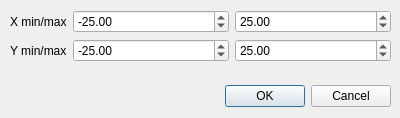
This is cropdialog.ui in VespucciProject/Vespucci as Qt 5 draws it before an edit. The edited form follows.
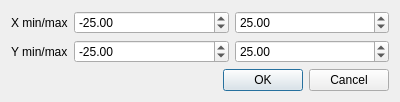
This is the edited form.

```diff
--- a/cropdialog.ui
+++ b/cropdialog.ui
@@ -7,38 +7,20 @@
     <x>0</x>
     <y>0</y>
     <width>400</width>
-    <height>118</height>
+    <height>97</height>
    </rect>
   </property>
   <property name="windowTitle">
    <string>Crop Dataset</string>
   </property>
-  <widget class="QDialogButtonBox" name="buttonBox">
-   <property name="geometry">
-    <rect>
-     <x>50</x>
-     <y>80</y>
-     <width>341</width>
-     <height>32</height>
-    </rect>
-   </property>
-   <property name="orientation">
-    <enum>Qt::Horizontal</enum>
-   </property>
-   <property name="standardButtons">
-    <set>QDialogButtonBox::Cancel|QDialogButtonBox::Ok</set>
-   </property>
-  </widget>
-  <widget class="QWidget" name="formLayoutWidget">
-   <property name="geometry">
-    <rect>
-     <x>10</x>
-     <y>10</y>
-     <width>381</width>
-     <height>61</height>
-    </rect>
-   </property>
-   <layout class="QFormLayout" name="formLayout">
+  <layout class="QFormLayout" name="formLayout_2">
+   <item row="0" column="0">
+    <widget class="QLabel" name="label">
+     <property name="text">
+      <string>X min/max</string>
+     </property>
+    </widget>
+   </item>
     <item row="0" column="1">
      <layout class="QHBoxLayout" name="horizontalLayout">
       <item>
@@ -63,13 +45,6 @@
       </item>
      </layout>
     </item>
-    <item row="0" column="0">
-     <widget class="QLabel" name="label">
-      <property name="text">
-       <string>X min/max</string>
-      </property>
-     </widget>
-    </item>
     <item row="1" column="0">
      <widget class="QLabel" name="label_2">
       <property name="text">
@@ -101,8 +76,20 @@
       </item>
      </layout>
     </item>
-   </layout>
-  </widget>
+   <item row="2" column="0">
+    <layout class="QFormLayout" name="formLayout"/>
+   </item>
+   <item row="2" column="1">
+    <widget class="QDialogButtonBox" name="buttonBox">
+     <property name="orientation">
+      <enum>Qt::Horizontal</enum>
+     </property>
+     <property name="standardButtons">
+      <set>QDialogButtonBox::Cancel|QDialogButtonBox::Ok</set>
+     </property>
+    </widget>
+   </item>
+  </layout>
  </widget>
  <resources/>
  <connections>
```
Lines whose indentation alone changed are shown as unchanged.
